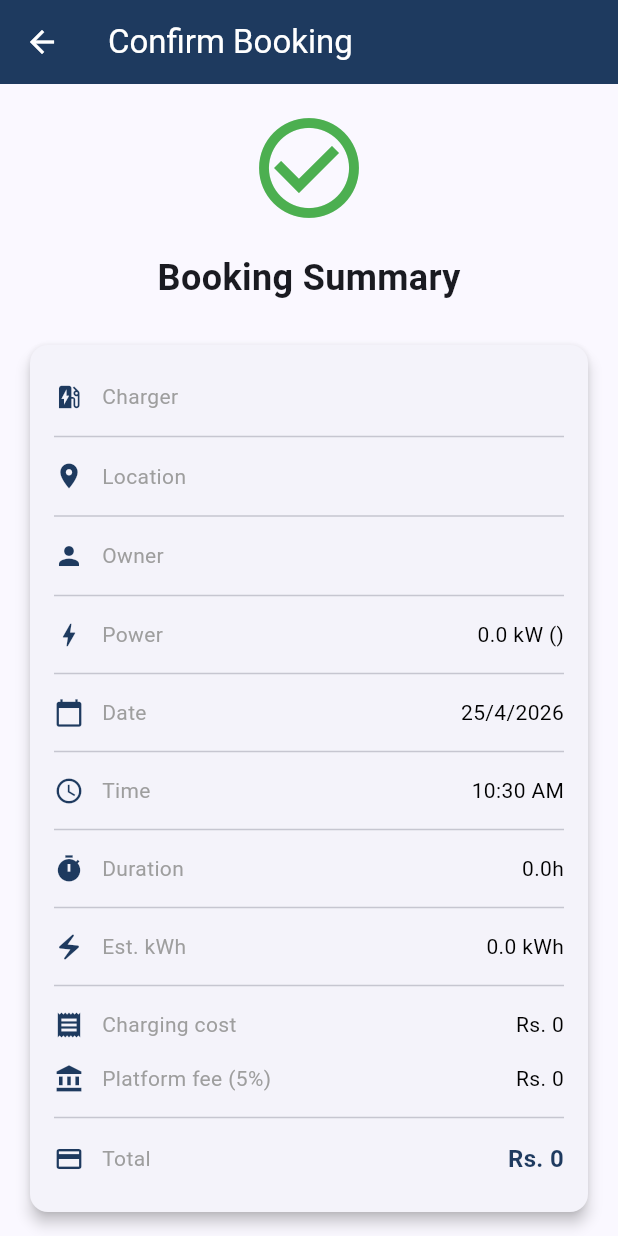
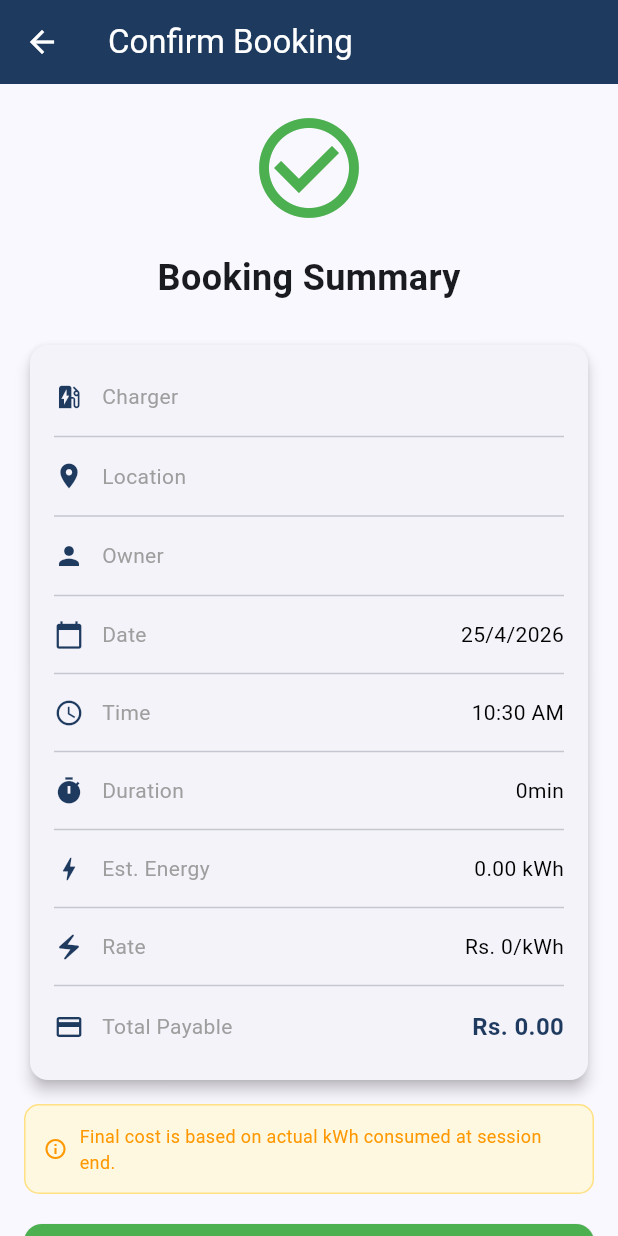
Before and after one commit to cepdnaclk/e22-co2060-PowerShare-SL, a Flutter app: the ConfirmationScreen screen opened directly with empty values, on a phone screen of 412 x 824 dp. Run offline on Flutter 3.47's test engine with Material 3 defaults, Android fonts, the phone set to English and light mode, and no system bars; our stand-ins replace firebase_core, flutter_map, geolocator, google_sign_in, latlong2, shared_preferences; accounts and stored records are empty.

Commit message:
Add: kWh calculation, payment, clash detection, confirm/reject, refund

```diff
--- a/lib/features/booking/screens/confirmation_screen.dart
+++ b/lib/features/booking/screens/confirmation_screen.dart
@@ -1,15 +1,14 @@
 import 'package:flutter/material.dart';
 import '../../../models/charger_model.dart';
-import '../../../services/api_service.dart';
-import '../../map/screens/map_screen.dart';
+import 'payment_screen.dart';
 
-class ConfirmationScreen extends StatefulWidget {
+class ConfirmationScreen extends StatelessWidget {
   final ChargerModel charger;
   final DateTime date;
   final TimeOfDay time;
-  final double durationHours;   // ← double (supports 0.5, 1.5 etc)
-  final double estimatedKwh;    // ← kWh estimate
+  final double durationHours;
   final double totalPrice;
+  final double estimatedKwh;
 
   const ConfirmationScreen({
     super.key,
@@ -17,88 +16,23 @@ class ConfirmationScreen extends StatefulWidget {
     required this.date,
     required this.time,
     required this.durationHours,
+    required this.totalPrice,
     required this.estimatedKwh,
-    required this.totalPrice,
   });
 
-  @override
-  State<ConfirmationScreen> createState() => _ConfirmationScreenState();
-}
-
-class _ConfirmationScreenState extends State<ConfirmationScreen> {
-  bool _isBooking = false;
-  static const double _platformFeePercent = 0.05; // 5% platform fee
-
-  double get _platformFee => widget.totalPrice * _platformFeePercent;
-  double get _grandTotal => widget.totalPrice + _platformFee;
-
-  Future<void> _confirmBooking() async {
-    setState(() => _isBooking = true);
-
-    final dateStr = '${widget.date.day}/${widget.date.month}/${widget.date.year}';
-    final timeStr = widget.time.format(context);
-
-    final result = await ApiService.createBooking(
-      chargerId: widget.charger.id,
-      chargerName: widget.charger.name,
-      chargerAddress: widget.charger.address,
-      date: dateStr,
-      time: timeStr,
-      estimatedKwh: widget.estimatedKwh,
-      durationHours: widget.durationHours,
-      totalPrice: _grandTotal,
-    );
-
-    setState(() => _isBooking = false);
-    if (!mounted) return;
-
-    if (result['success'] == true) {
-      showDialog(
-        context: context,
-        barrierDismissible: false,
-        builder: (_) => AlertDialog(
-          shape: RoundedRectangleBorder(borderRadius: BorderRadius.circular(16)),
-          title: const Row(children: [
-            Icon(Icons.check_circle, color: Colors.green, size: 28),
-            SizedBox(width: 8),
-            Text('Booking Confirmed!'),
-          ]),
-          content: Text(
-            'ඔබේ booking confirm වුණා!\n\n'
-            '📍 ${widget.charger.name}\n'
-            '📅 $dateStr at ${timeStr}\n'
-            '⏱ ${widget.durationHours}h • ${widget.estimatedKwh.toStringAsFixed(1)} kWh\n'
-            '💰 Rs. ${_grandTotal.toStringAsFixed(0)}',
-          ),
-          actions: [
-            ElevatedButton(
-              onPressed: () => Navigator.pushAndRemoveUntil(
-                context,
-                MaterialPageRoute(builder: (_) => const MapScreen()),
-                (route) => false,
-              ),
-              style: ElevatedButton.styleFrom(
-                backgroundColor: const Color(0xFF1E3A5F),
-                foregroundColor: Colors.white,
-              ),
-              child: const Text('Back to Map'),
-            ),
-          ],
-        ),
-      );
-    } else {
-      ScaffoldMessenger.of(context).showSnackBar(SnackBar(
-        content: Text(result['message'] ?? 'Booking failed. Try again.'),
-        backgroundColor: Colors.red,
-        action: SnackBarAction(label: 'Retry', textColor: Colors.white, onPressed: _confirmBooking),
-      ));
-    }
+  String get _durationLabel {
+    final totalMinutes = (durationHours * 60).round();
+    final h = totalMinutes ~/ 60;
+    final m = totalMinutes % 60;
+    if (h == 0) return '${m}min';
+    if (m == 0) return '${h}hr';
+    return '${h}hr ${m}min';
   }
 
   @override
   Widget build(BuildContext context) {
-    final dateStr = '${widget.date.day}/${widget.date.month}/${widget.date.year}';
-    final timeStr = widget.time.format(context);
+    final dateStr = '${date.day}/${date.month}/${date.year}';
+    final timeStr = time.format(context);
 
     return Scaffold(
       appBar: AppBar(
@@ -110,71 +44,115 @@ class _ConfirmationScreenState extends State<ConfirmationScreen> {
         padding: const EdgeInsets.all(16),
         child: Column(
           children: [
-            const Icon(Icons.check_circle_outline, size: 80, color: Colors.green),
+            const Icon(Icons.check_circle_outline,
+                size: 80, color: Colors.green),
             const SizedBox(height: 16),
             const Text('Booking Summary',
-                style: TextStyle(fontSize: 24, fontWeight: FontWeight.bold)),
+                style: TextStyle(
+                    fontSize: 24, fontWeight: FontWeight.bold)),
             const SizedBox(height: 24),
 
             Card(
               elevation: 4,
-              shape: RoundedRectangleBorder(borderRadius: BorderRadius.circular(12)),
+              shape: RoundedRectangleBorder(
+                  borderRadius: BorderRadius.circular(12)),
               child: Padding(
                 padding: const EdgeInsets.all(16),
-                child: Column(children: [
-                  _row(Icons.ev_station, 'Charger', widget.charger.name),
+                child: Column(
+                  children: [
+                    _row(Icons.ev_station, 'Charger', charger.name),
                     const Divider(),
-                  _row(Icons.location_on, 'Location', widget.charger.address),
+                    _row(Icons.location_on, 'Location', charger.address),
                     const Divider(),
-                  _row(Icons.person, 'Owner', widget.charger.ownerName),
-                  const Divider(),
-                  _row(Icons.bolt, 'Power', '${widget.charger.powerKw} kW (${widget.charger.chargerType})'),
+                    _row(Icons.person, 'Owner', charger.ownerName),
                     const Divider(),
                     _row(Icons.calendar_today, 'Date', dateStr),
                     const Divider(),
                     _row(Icons.access_time, 'Time', timeStr),
                     const Divider(),
-                  _row(Icons.timer, 'Duration', '${widget.durationHours}h'),
+                    _row(Icons.timer, 'Duration', _durationLabel),
                     const Divider(),
-                  _row(Icons.electric_bolt, 'Est. kWh', '${widget.estimatedKwh.toStringAsFixed(1)} kWh'),
+                    _row(Icons.bolt, 'Est. Energy',
+                        '${estimatedKwh.toStringAsFixed(2)} kWh'),
                     const Divider(),
-                  _row(Icons.receipt, 'Charging cost',
-                      'Rs. ${widget.totalPrice.toStringAsFixed(0)}'),
-                  _row(Icons.account_balance, 'Platform fee (5%)',
-                      'Rs. ${_platformFee.toStringAsFixed(0)}'),
+                    _row(Icons.electric_bolt, 'Rate',
+                        'Rs. ${charger.pricePerKwh.toStringAsFixed(0)}/kWh'),
                     const Divider(),
-                  _row(Icons.payment, 'Total',
-                      'Rs. ${_grandTotal.toStringAsFixed(0)}',
+                    _row(Icons.payment, 'Total Payable',
+                        'Rs. ${totalPrice.toStringAsFixed(2)}',
                         isTotal: true),
-                ]),
+                  ],
                 ),
               ),
+            ),
+            const SizedBox(height: 12),
 
-            const SizedBox(height: 32),
+            // Info note
+            Container(
+              padding: const EdgeInsets.all(12),
+              decoration: BoxDecoration(
+                color: Colors.amber.shade50,
+                borderRadius: BorderRadius.circular(10),
+                border: Border.all(color: Colors.amber.shade200),
+              ),
+              child: const Row(
+                children: [
+                  Icon(Icons.info_outline,
+                      color: Colors.orange, size: 16),
+                  SizedBox(width: 8),
+                  Expanded(
+                    child: Text(
+                      'Final cost is based on actual kWh consumed at session end.',
+                      style: TextStyle(
+                          fontSize: 12, color: Colors.orange),
+                    ),
+                  ),
+                ],
+              ),
+            ),
+            const SizedBox(height: 20),
+
+            // → Payment Screen
             SizedBox(
               width: double.infinity,
-              child: ElevatedButton(
-                onPressed: _isBooking ? null : _confirmBooking,
+              child: ElevatedButton.icon(
+                onPressed: () {
+                  Navigator.push(
+                    context,
+                    MaterialPageRoute(
+                      builder: (_) => PaymentScreen(
+                        charger: charger,
+                        date: date,
+                        time: time,
+                        durationHours: durationHours,
+                        estimatedKwh: estimatedKwh,
+                        totalPrice: totalPrice,
+                      ),
+                    ),
+                  );
+                },
+                icon: const Icon(Icons.payment),
+                label: const Text('Proceed to Payment',
+                    style: TextStyle(fontSize: 16)),
                 style: ElevatedButton.styleFrom(
                   backgroundColor: Colors.green,
                   foregroundColor: Colors.white,
                   padding: const EdgeInsets.symmetric(vertical: 16),
-                  shape: RoundedRectangleBorder(borderRadius: BorderRadius.circular(12)),
+                  shape: RoundedRectangleBorder(
+                      borderRadius: BorderRadius.circular(12)),
                 ),
-                child: _isBooking
-                    ? const SizedBox(height: 22, width: 22,
-                        child: CircularProgressIndicator(color: Colors.white, strokeWidth: 2))
-                    : const Text('Confirm Booking', style: TextStyle(fontSize: 16)),
               ),
             ),
             const SizedBox(height: 12),
+
             SizedBox(
               width: double.infinity,
               child: OutlinedButton(
-                onPressed: _isBooking ? null : () => Navigator.pop(context),
+                onPressed: () => Navigator.pop(context),
                 style: OutlinedButton.styleFrom(
                   padding: const EdgeInsets.symmetric(vertical: 16),
-                  shape: RoundedRectangleBorder(borderRadius: BorderRadius.circular(12)),
+                  shape: RoundedRectangleBorder(
+                      borderRadius: BorderRadius.circular(12)),
                 ),
                 child: const Text('Go Back'),
               ),
@@ -186,20 +164,30 @@ class _ConfirmationScreenState extends State<ConfirmationScreen> {
     );
   }
 
-  Widget _row(IconData icon, String label, String value, {bool isTotal = false}) {
+  Widget _row(IconData icon, String label, String value,
+      {bool isTotal = false}) {
     return Padding(
       padding: const EdgeInsets.symmetric(vertical: 8),
-      child: Row(children: [
+      child: Row(
+        children: [
           Icon(icon, color: const Color(0xFF1E3A5F), size: 20),
           const SizedBox(width: 12),
-        Text(label, style: const TextStyle(color: Colors.grey)),
+          Text(label,
+              style: const TextStyle(color: Colors.grey)),
           const Spacer(),
-        Text(value, style: TextStyle(
-          fontWeight: isTotal ? FontWeight.bold : FontWeight.normal,
+          Text(
+            value,
+            style: TextStyle(
+              fontWeight:
+                  isTotal ? FontWeight.bold : FontWeight.normal,
               fontSize: isTotal ? 16 : 14,
-          color: isTotal ? const Color(0xFF1E3A5F) : Colors.black,
-        )),
-      ]),
+              color: isTotal
+                  ? const Color(0xFF1E3A5F)
+                  : Colors.black,
+            ),
+          ),
+        ],
+      ),
     );
   }
 }
--- a/lib/services/api_service.dart
+++ b/lib/services/api_service.dart
@@ -280,7 +280,7 @@ class ApiService {
   static Future<Map<String, dynamic>> acceptBooking(String id) async {
     try {
       final response = await http.patch(
-        Uri.parse('$baseUrl/api/bookings/$id/accept'),
+        Uri.parse('$baseUrl/api/bookings/$id/confirm'),
         headers: await _authHeaders(),
       );
       return jsonDecode(response.body);
@@ -289,13 +289,13 @@ class ApiService {
     }
   }
 
-  // Reject booking (Host)
+  //reject booking (Host)
+
   static Future<Map<String, dynamic>> rejectBooking(String id) async {
     try {
       final response = await http.patch(
         Uri.parse('$baseUrl/api/bookings/$id/reject'),
         headers: await _authHeaders(),
-        body: jsonEncode({'reason': 'Host declined'}),
       );
       return jsonDecode(response.body);
     } catch (e) {
```
Also changed, not shown: lib/features/booking/screens/payment_screen.dart (added, +438 -0 lines), lib/features/host/screens/host_bookings_screen.dart (+6 -4 lines). Lines whose indentation alone changed are shown as unchanged.
